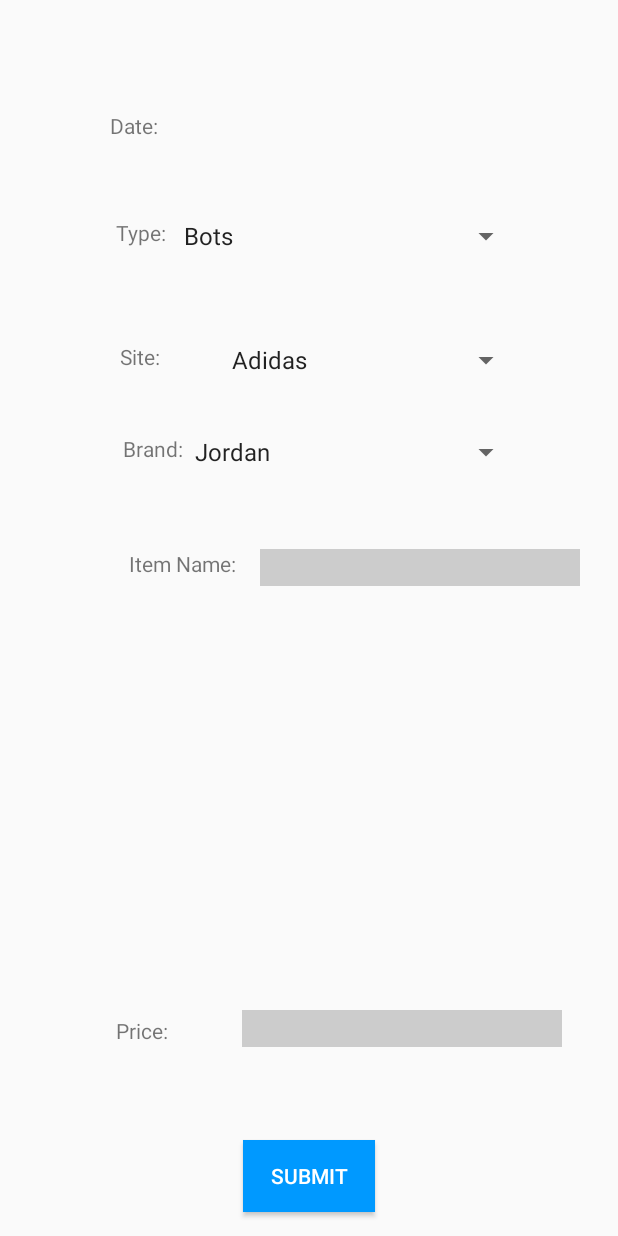
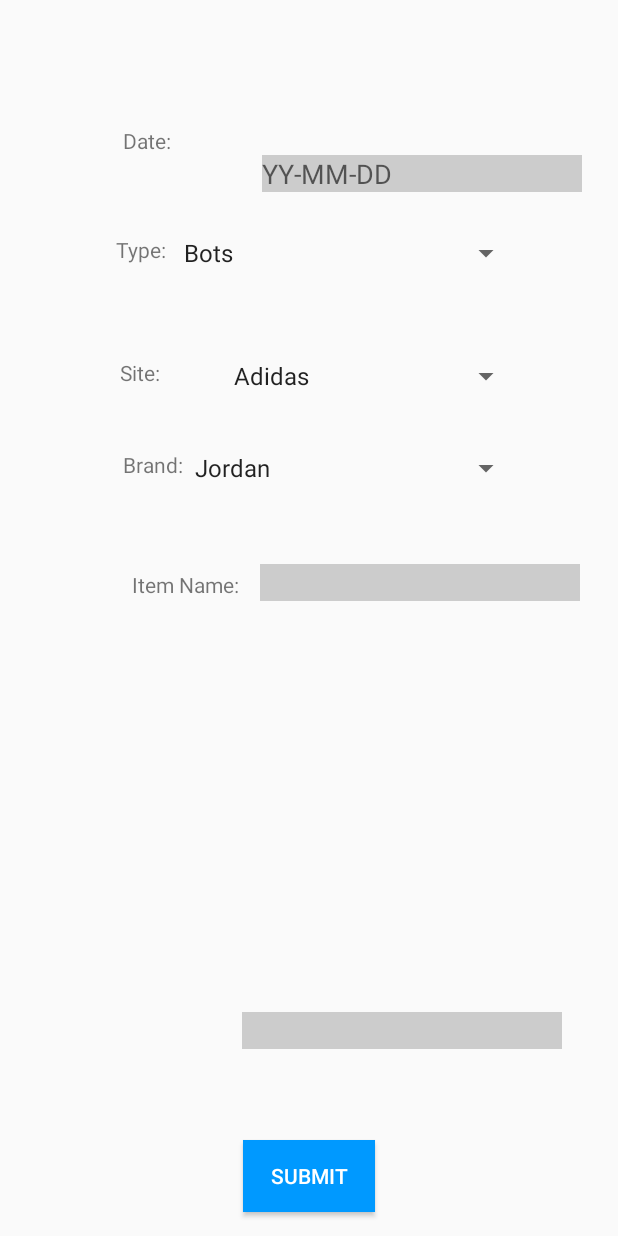
Before and after one commit to omidmogasemi/ShoeSheets, an Android app: the LogSales screen opened directly, with no data from a screen before it, on a phone screen of 412 x 824 dp. Run offline under Robolectric (Android 15) with nearby library versions, the phone set to English and light mode, and no system bars.

Commit message:
Improved file storage system format and created basic checks for user input error

```diff
--- a/app/src/main/java/xyz/shoesheets/shoesheets/LogSales.java
+++ b/app/src/main/java/xyz/shoesheets/shoesheets/LogSales.java
@@ -2,6 +2,7 @@ package xyz.shoesheets.shoesheets;
 
 import android.app.Activity;
 import android.content.Context;
+import android.content.Intent;
 import android.os.Bundle;
 
 import androidx.appcompat.app.AppCompatActivity;
@@ -21,9 +22,10 @@ import java.io.FileNotFoundException;
 import java.io.FileWriter;
 import java.util.Scanner;
 
-public class LogSales extends AppCompatActivity implements AdapterView.OnItemSelectedListener{
+public class LogSales extends AppCompatActivity implements AdapterView.OnItemSelectedListener {
 
-    public String itemTypeContents = "", itemSiteContents = "", itemBrandContents = "";
+    private int errorCode;
+    private String saleTypeContents = "", saleSiteContents = "", saleBrandContents = "";
 
     @Override
     protected void onCreate(Bundle savedInstanceState) {
@@ -33,6 +35,9 @@ public class LogSales extends AppCompatActivity implements AdapterView.OnItemSel
         setSupportActionBar(toolbar);
         openFiles();
         initializeSpinners();
+        checkForErrorCodes();
+        EditText dateEdit = (EditText)findViewById(R.id.dateInput);
+        dateEdit.setHint("YY-MM-DD");
     }
 
     private void openFiles(){
@@ -64,16 +69,72 @@ public class LogSales extends AppCompatActivity implements AdapterView.OnItemSel
         public void onItemSelected(AdapterView<?> parent, View view, int pos, long l) {
             Spinner spinner = (Spinner) parent;
             if (spinner.getId() == R.id.typeSpinner)
-                itemTypeContents = parent.getItemAtPosition(pos).toString();
+                saleTypeContents = parent.getItemAtPosition(pos).toString();
             else if (spinner.getId() == R.id.sitesSpinner)
-                itemSiteContents = parent.getItemAtPosition(pos).toString();
+                saleSiteContents = parent.getItemAtPosition(pos).toString();
             else
-                itemBrandContents = parent.getItemAtPosition(pos).toString();
+                saleBrandContents = parent.getItemAtPosition(pos).toString();
         }
 
         @Override
         public void onNothingSelected(AdapterView<?> adapterView) {
 
+        }
+
+    /*
+     * Checks to see if this Intent is the result of a previous error
+     * If it was, then return the proper error code to the user for why this error occurred
+     */
+    private void checkForErrorCodes() {
+        int receivedErrorCode;
+        EditText dateEdit = (EditText)findViewById(R.id.dateInput);
+        EditText itemNameEdit = (EditText)findViewById(R.id.itemNameInput);
+        EditText priceEdit = (EditText)findViewById(R.id.priceInput);
+        Intent intent = getIntent();
+        // fetch the extra intent info passed that contains the error code
+        receivedErrorCode = intent.getIntExtra("ERROR_CODE", 0);
+
+        // runs based off of the same error code assignment criteria from validateInput method
+        switch (receivedErrorCode) {
+            case 1:
+                dateEdit.setError("Your date entry MUST be 8 letters following the YY-MM-DD format");
+                break;
+            case 2:
+                itemNameEdit.setError("Your entry MUST contain something.");
+                break;
+            case 3:
+                priceEdit.setError("Your entry MUST contain something.");
+                break;
+            default:
+                return;
+        }
+    }
+
+    /*
+     * Checks the input in the three text boxes
+     * If the text input fails the following checks it will automatically go to the checkForErrorCodes()
+     * method via a new Intent:
+     * The date input MUST be 8 characters AND in a YY-MM-DD format
+     * The item name MUST be greater than 0 characters
+     * The item price MUST be greater than 0 characters and contain ONLY numbers
+     */
+    private boolean validateInput(EditText d, EditText n, EditText p) {
+        // in the case of a bad date input - NEED TO ADD A YY-MM-DD FORMAT CHECK AS WEL
+        if (d.getText().toString().length() != 8) {
+            errorCode = 1;
+            return false;
+        }
+        // in the case of a bad item name input
+        if (n.getText().toString().length() == 0) {
+            errorCode = 2;
+            return false;
+        }
+        // in the case of a bad price input - NEED TO ADD A NUMBER ONLY CHECK
+        if (p.getText().toString().length() == 0) {
+            errorCode = 3;
+            return false;
+        }
+        return true;
     }
 
     public void hideKeyboard(View view) {
@@ -83,8 +144,24 @@ public class LogSales extends AppCompatActivity implements AdapterView.OnItemSel
 
     public void onSubmitClick(View v) {
         // Read in the user's inputted price
+        EditText dateEdit = (EditText)findViewById(R.id.dateInput);
         EditText itemNameEdit = (EditText)findViewById(R.id.itemNameInput);
         EditText priceEdit = (EditText)findViewById(R.id.priceInput);
+        /*
+         * Validates the user's input in the three inputtable text boxes
+         * If the input is not correct, a new Intent will be launched
+        */
+        if (!validateInput(dateEdit, itemNameEdit, priceEdit) ) {
+            // creates a new intent
+            Intent myIntent = new Intent(getBaseContext(), LogSales.class);
+            // pass extra intent info that contains the error code
+            myIntent.putExtra("ERROR_CODE", errorCode);
+            startActivity(myIntent);
+            // closes this intent after the newly created intent is done
+            finish();
+        }
+        else {
+            String dateContents = dateEdit.getText().toString();
             String itemNameContents = itemNameEdit.getText().toString();
             String priceContents = priceEdit.getText().toString();
 
@@ -107,15 +184,15 @@ public class LogSales extends AppCompatActivity implements AdapterView.OnItemSel
             });
 
             // writes the user's input to the specified file
-        try{
+            try {
                 BufferedWriter out = new BufferedWriter(
                         new FileWriter(MainActivity.sales, true));
-            out.write(itemTypeContents + "|");
-            out.write(itemSiteContents + "|");
-            out.write(itemBrandContents + "|");
+                out.write(dateContents + "|");
+                out.write(saleTypeContents + "|");
+                out.write(saleSiteContents + "|");
+                out.write(saleBrandContents + "|");
                 out.write(itemNameContents + "|");
-            out.write(priceContents);
-            // out.write("\n");
+                out.write(priceContents + "?\n");
                 out.close();
             } catch (Exception e) {
                 e.printStackTrace();
@@ -125,14 +202,14 @@ public class LogSales extends AppCompatActivity implements AdapterView.OnItemSel
             Scanner input = null;
             try {
                 input = new Scanner(MainActivity.sales);
-            while (input.hasNextLine()){
+                while (input.hasNextLine()) {
                     Log.d("IT_WORKS", input.nextLine());
                 }
-        } catch(FileNotFoundException e) {
+            } catch (FileNotFoundException e) {
                 e.printStackTrace();
             }
             // return to the MainActivity
             finish();
         }
-
     }
+}
--- a/app/src/main/res/layout/activity_log_sales.xml
+++ b/app/src/main/res/layout/activity_log_sales.xml
@@ -11,14 +11,30 @@
         android:id="@+id/DateLabel"
         android:layout_width="wrap_content"
         android:layout_height="wrap_content"
-        android:layout_marginTop="74dp"
-        android:layout_marginEnd="9dp"
-        android:layout_marginRight="9dp"
-        android:layout_marginBottom="71dp"
+        android:layout_marginTop="84dp"
         android:text="Date:"
-        app:layout_constraintBottom_toBottomOf="@+id/TypeLabel"
-        app:layout_constraintEnd_toEndOf="@+id/TypeLabel"
+        app:layout_constraintEnd_toEndOf="parent"
+        app:layout_constraintHorizontal_bias="0.216"
+        app:layout_constraintStart_toStartOf="parent"
         app:layout_constraintTop_toTopOf="parent" />
+
+    <EditText
+        android:id="@+id/dateInput"
+        android:layout_width="wrap_content"
+        android:layout_height="wrap_content"
+        android:layout_alignBottom="@+id/DateLabel"
+        android:layout_marginEnd="24dp"
+        android:layout_marginRight="24dp"
+        android:layout_toRightOf="@+id/DateLabel"
+        android:background="#CCCCCC"
+        android:ems="10"
+        android:inputType="textPersonName"
+        app:layout_constraintEnd_toEndOf="parent"
+        app:layout_constraintTop_toBottomOf="@+id/DateLabel"
+        tools:ignore="MissingConstraints">
+
+        <requestFocus />
+    </EditText>
 
     <TextView
         android:id="@+id/TypeLabel"
@@ -26,20 +42,18 @@
         android:layout_height="wrap_content"
         android:layout_marginStart="77dp"
         android:layout_marginLeft="77dp"
-        android:layout_marginTop="145dp"
         android:text="Type: "
         app:layout_constraintStart_toStartOf="parent"
-        app:layout_constraintTop_toTopOf="parent" />
+        app:layout_constraintTop_toTopOf="@+id/typeSpinner" />
 
     <Spinner
         android:id="@+id/typeSpinner"
         android:layout_width="0dp"
         android:layout_height="wrap_content"
-        android:layout_marginEnd="64dp"
-        android:layout_marginRight="64dp"
-        app:layout_constraintEnd_toEndOf="parent"
+        android:layout_marginTop="53dp"
+        app:layout_constraintEnd_toEndOf="@+id/sitesSpinner"
         app:layout_constraintStart_toEndOf="@+id/TypeLabel"
-        app:layout_constraintTop_toTopOf="@+id/TypeLabel" />
+        app:layout_constraintTop_toBottomOf="@+id/DateLabel" />
 
     <TextView
         android:id="@+id/SiteLabel"
@@ -47,23 +61,22 @@
         android:layout_height="wrap_content"
         android:layout_marginStart="80dp"
         android:layout_marginLeft="80dp"
-        android:layout_marginTop="63dp"
-        android:layout_marginEnd="40dp"
-        android:layout_marginRight="40dp"
         android:text="Site:"
-        app:layout_constraintEnd_toStartOf="@+id/sitesSpinner"
         app:layout_constraintStart_toStartOf="parent"
-        app:layout_constraintTop_toBottomOf="@+id/TypeLabel" />
+        app:layout_constraintTop_toTopOf="@+id/sitesSpinner" />
 
     <Spinner
         android:id="@+id/sitesSpinner"
-        android:layout_width="0dp"
+        android:layout_width="200dp"
         android:layout_height="wrap_content"
+        android:layout_marginStart="65dp"
+        android:layout_marginLeft="65dp"
+        android:layout_marginTop="58dp"
         android:layout_marginEnd="64dp"
         android:layout_marginRight="64dp"
         app:layout_constraintEnd_toEndOf="parent"
-        app:layout_constraintStart_toEndOf="@+id/SiteLabel"
-        app:layout_constraintTop_toTopOf="@+id/SiteLabel" />
+        app:layout_constraintStart_toStartOf="@+id/BrandLabel"
+        app:layout_constraintTop_toBottomOf="@+id/typeSpinner" />
 
     <TextView
         android:id="@+id/BrandLabel"
@@ -71,37 +84,35 @@
         android:layout_height="wrap_content"
         android:layout_marginStart="2dp"
         android:layout_marginLeft="2dp"
-        android:layout_marginTop="42dp"
         android:text="Brand:"
         app:layout_constraintStart_toStartOf="@+id/SiteLabel"
-        app:layout_constraintTop_toBottomOf="@+id/SiteLabel" />
+        app:layout_constraintTop_toTopOf="@+id/brandSpinner" />
 
     <Spinner
         android:id="@+id/brandSpinner"
         android:layout_width="0dp"
         android:layout_height="wrap_content"
-        android:layout_marginEnd="64dp"
-        android:layout_marginRight="64dp"
-        app:layout_constraintEnd_toEndOf="parent"
+        android:layout_marginTop="37dp"
+        app:layout_constraintEnd_toEndOf="@+id/sitesSpinner"
         app:layout_constraintStart_toEndOf="@+id/BrandLabel"
-        app:layout_constraintTop_toTopOf="@+id/BrandLabel" />
+        app:layout_constraintTop_toBottomOf="@+id/sitesSpinner" />
 
     <TextView
         android:id="@+id/ItemNameLabel"
         android:layout_width="wrap_content"
         android:layout_height="wrap_content"
-        android:layout_marginStart="4dp"
-        android:layout_marginLeft="4dp"
-        android:layout_marginTop="57dp"
+        android:layout_marginEnd="14dp"
+        android:layout_marginRight="14dp"
         android:text="Item Name:"
-        app:layout_constraintStart_toStartOf="@+id/BrandLabel"
-        app:layout_constraintTop_toBottomOf="@+id/BrandLabel" />
+        app:layout_constraintBaseline_toBaselineOf="@+id/itemNameInput"
+        app:layout_constraintEnd_toStartOf="@+id/itemNameInput" />
 
     <EditText
         android:id="@+id/itemNameInput"
         android:layout_width="wrap_content"
         android:layout_height="wrap_content"
         android:layout_alignBottom="@+id/ItemNameLabel"
+        android:layout_marginTop="52dp"
         android:layout_marginEnd="25dp"
         android:layout_marginRight="25dp"
         android:layout_toRightOf="@+id/ItemNameLabel"
@@ -109,7 +120,7 @@
         android:ems="10"
         android:inputType="textPersonName"
         app:layout_constraintEnd_toEndOf="parent"
-        app:layout_constraintTop_toTopOf="@+id/ItemNameLabel"
+        app:layout_constraintTop_toBottomOf="@+id/brandSpinner"
         tools:ignore="MissingConstraints">
 
         <requestFocus />
@@ -119,12 +130,15 @@
         android:id="@+id/PriceLabel"
         android:layout_width="wrap_content"
         android:layout_height="wrap_content"
-        android:layout_marginEnd="49dp"
-        android:layout_marginRight="49dp"
-        android:layout_marginBottom="127dp"
+        android:layout_marginStart="77dp"
+        android:layout_marginLeft="77dp"
+        android:layout_marginEnd="77dp"
+        android:layout_marginRight="77dp"
+        android:layout_marginBottom="126dp"
         android:text="Price:"
         app:layout_constraintBottom_toBottomOf="parent"
-        app:layout_constraintEnd_toStartOf="@+id/priceInput" />
+        app:layout_constraintEnd_toStartOf="@+id/DateLabel"
+        app:layout_constraintStart_toStartOf="parent" />
 
 
     <EditText
```
Also changed, not shown: app/src/main/java/xyz/shoesheets/shoesheets/LogPurchases.java (+16 -10 lines). Lines whose indentation alone changed are shown as unchanged.
